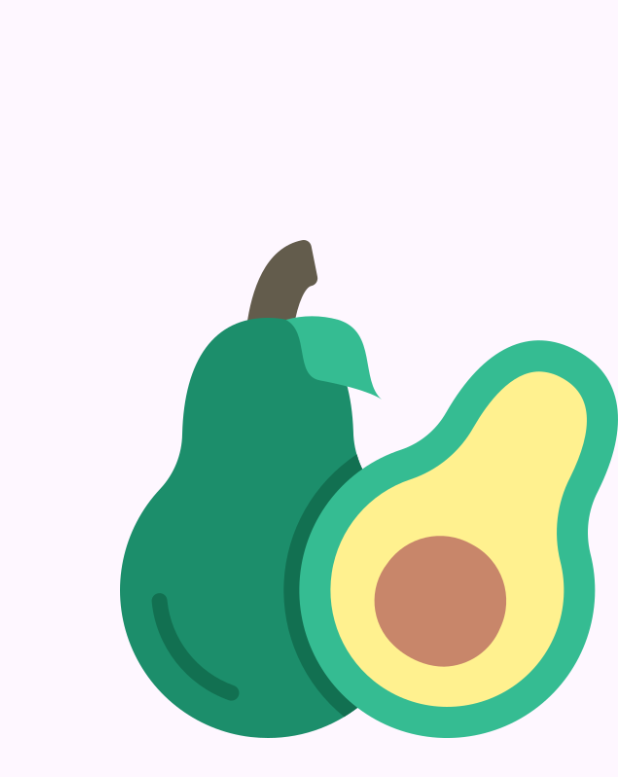
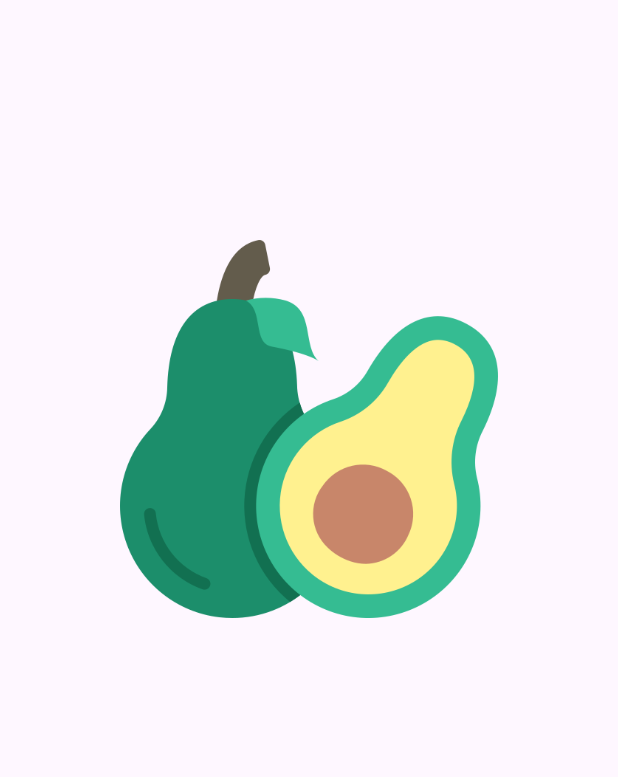
Before and after one commit to hollali/grocery_application, a Flutter app: the screen it shows after launch, on a phone screen of 412 x 824 dp. Shown: the top 777 px of the screen. Run offline on Flutter 3.47's test engine with Material 3 defaults, Android fonts, the phone set to English and light mode, and no system bars.

Commit message:
Refactor SplashScreen layout for improved padding consistency

```diff
--- a/lib/pages/splash_screen.dart
+++ b/lib/pages/splash_screen.dart
@@ -1,18 +1,22 @@
 import 'package:flutter/material.dart';
 
-class SplashScreen  extends StatelessWidget{
+class SplashScreen extends StatelessWidget {
   const SplashScreen({required Key key}) : super(key: key);
 
   @override
-  Widget build(BuildContext context){
+  Widget build(BuildContext context) {
     return Scaffold(
       body: Column(
         children: [
           //* App Logo
-          Padding(padding: const EdgeInsets.only(
-            left: 80.0,bottom: 40.0,top: 160,
-          ),
-          child: Image.asset('lib/assets/logo/logo - 1.png'),
+          Padding(
+            padding: const EdgeInsets.only(
+              left: 80.0,
+              right: 80,
+              bottom: 40.0,
+              top: 160,
+            ),
+            child: Image.asset('lib/assets/logo/logo - 1.png'),
           ),
         ],
       ),
```
